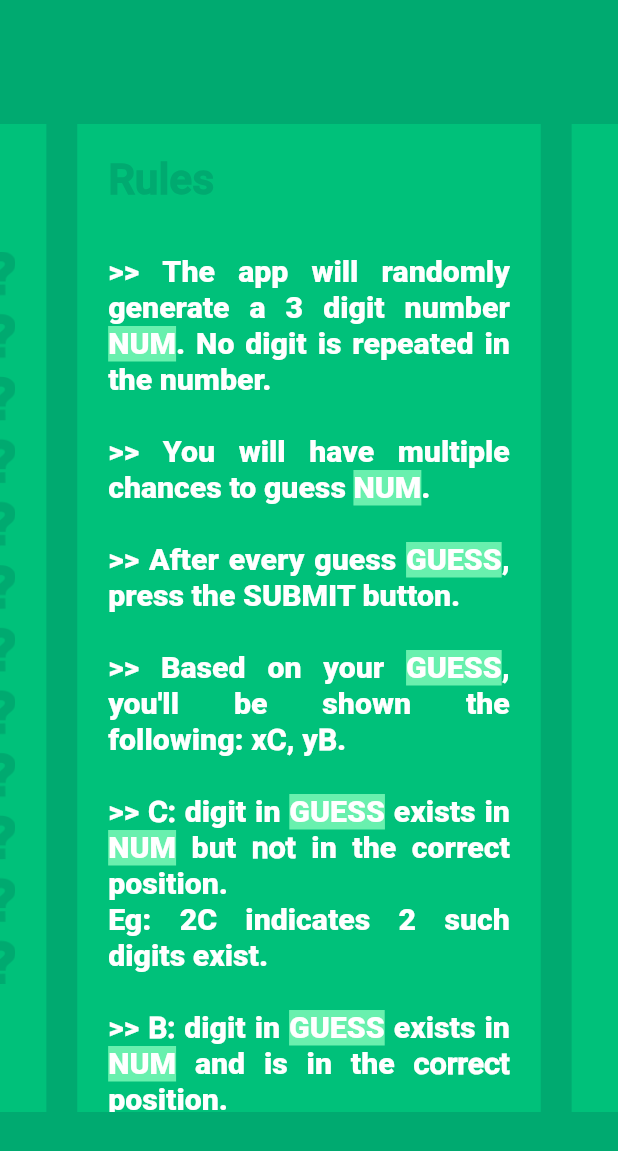
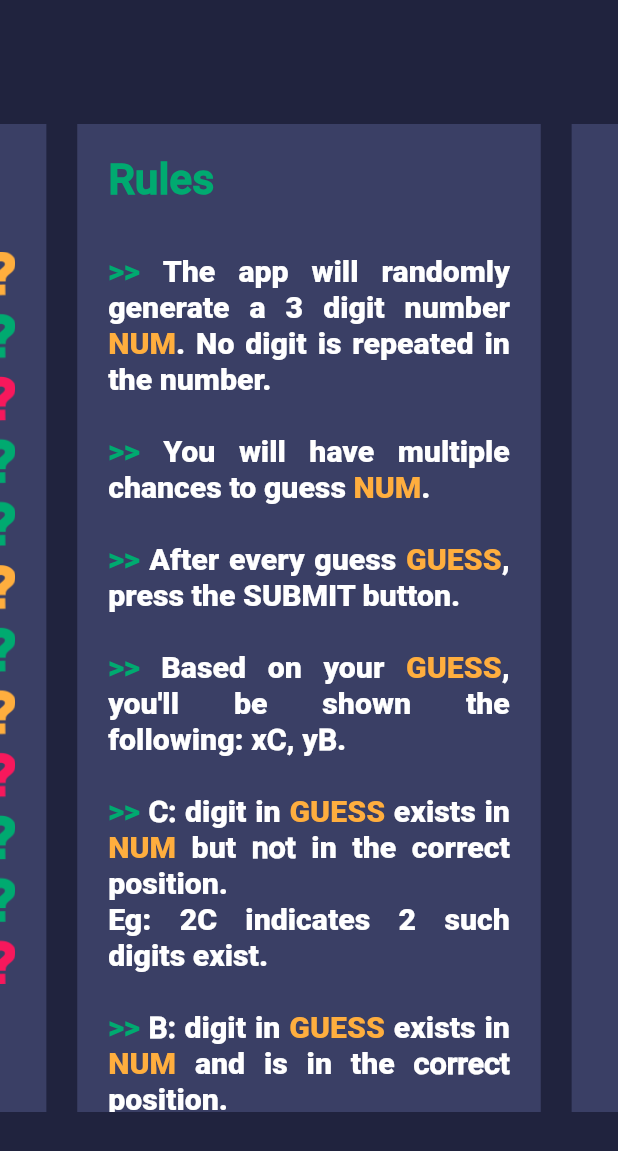
Before and after one commit to arko97x/new_cnb, a Flutter app: the screen it shows after launch, on a phone screen of 412 x 824 dp. Shown: the top 1151 px of the screen. Run offline on Flutter 3.47's test engine with Material 2 defaults, Android fonts, the phone set to English and light mode, and no system bars; drawn by our look-alikes of carousel_slider.

Commit message:
Changed app's color scheme.

```diff
--- a/lib/main.dart
+++ b/lib/main.dart
@@ -19,7 +19,7 @@ class MyHomePage extends StatelessWidget {
   @override
   Widget build(BuildContext context) {
     return Scaffold(
-      backgroundColor: Color(0xff00aa70),
+      backgroundColor: Color(0xff20233e),
       // To center the whole damn thing
       body: new Center(
         child: new Column(
@@ -35,7 +35,7 @@ class MyHomePage extends StatelessWidget {
                   height: MediaQuery.of(context).size.height * 0.8,
                   width: MediaQuery.of(context).size.width * 0.75,
                   decoration: new BoxDecoration(
-                    color: Color(0xff00c17a),
+                    color: Color(0xff3a3f65),
                     borderRadius: new BorderRadius.all(
                       Radius.circular(0.0),
                     ),
@@ -62,8 +62,17 @@ class MyHomePage extends StatelessWidget {
                               ),
                             ),
                             new TextSpan(
+                              text: '>>',
+                              style: new TextStyle(
+                                color: Color(0xff00aa70),
+                                fontWeight: FontWeight.w700,
+                                fontSize:
+                                    MediaQuery.of(context).size.width * 0.049,
+                              ),
+                            ),
+                            new TextSpan(
                               text:
-                                  '>> The app will randomly generate a 3 digit number ',
+                                  ' The app will randomly generate a 3 digit number ',
                               style: new TextStyle(
                                 fontWeight: FontWeight.w400,
                                 fontSize:
@@ -76,7 +85,7 @@ class MyHomePage extends StatelessWidget {
                                 fontWeight: FontWeight.w400,
                                 fontSize:
                                     MediaQuery.of(context).size.width * 0.049,
-                                background: Paint()..color = Colors.greenAccent,
+                                color: Color(0xffffae3e),
                               ),
                             ),
                             new TextSpan(
@@ -88,8 +97,16 @@ class MyHomePage extends StatelessWidget {
                               ),
                             ),
                             new TextSpan(
-                              text:
-                                  '>> You will have multiple chances to guess ',
+                              text: '>>',
+                              style: new TextStyle(
+                                color: Color(0xff00aa70),
+                                fontWeight: FontWeight.w700,
+                                fontSize:
+                                    MediaQuery.of(context).size.width * 0.049,
+                              ),
+                            ),
+                            new TextSpan(
+                              text: ' You will have multiple chances to guess ',
                               style: new TextStyle(
                                 fontWeight: FontWeight.w400,
                                 fontSize:
@@ -102,7 +119,7 @@ class MyHomePage extends StatelessWidget {
                                 fontWeight: FontWeight.w400,
                                 fontSize:
                                     MediaQuery.of(context).size.width * 0.049,
-                                background: Paint()..color = Colors.greenAccent,
+                                color: Color(0xffffae3e),
                               ),
                             ),
                             new TextSpan(
@@ -114,7 +131,16 @@ class MyHomePage extends StatelessWidget {
                               ),
                             ),
                             new TextSpan(
-                              text: '>> After every guess ',
+                              text: '>>',
+                              style: new TextStyle(
+                                color: Color(0xff00aa70),
+                                fontWeight: FontWeight.w700,
+                                fontSize:
+                                    MediaQuery.of(context).size.width * 0.049,
+                              ),
+                            ),
+                            new TextSpan(
+                              text: ' After every guess ',
                               style: new TextStyle(
                                 fontWeight: FontWeight.w400,
                                 fontSize:
@@ -127,7 +153,7 @@ class MyHomePage extends StatelessWidget {
                                 fontWeight: FontWeight.w400,
                                 fontSize:
                                     MediaQuery.of(context).size.width * 0.049,
-                                background: Paint()..color = Colors.greenAccent,
+                                color: Color(0xffffae3e),
                               ),
                             ),
                             new TextSpan(
@@ -139,7 +165,16 @@ class MyHomePage extends StatelessWidget {
                               ),
                             ),
                             new TextSpan(
-                              text: '>> Based on your ',
+                              text: '>>',
+                              style: new TextStyle(
+                                color: Color(0xff00aa70),
+                                fontWeight: FontWeight.w700,
+                                fontSize:
+                                    MediaQuery.of(context).size.width * 0.049,
+                              ),
+                            ),
+                            new TextSpan(
+                              text: ' Based on your ',
                               style: new TextStyle(
                                 fontWeight: FontWeight.w400,
                                 fontSize:
@@ -152,7 +187,7 @@ class MyHomePage extends StatelessWidget {
                                 fontWeight: FontWeight.w400,
                                 fontSize:
                                     MediaQuery.of(context).size.width * 0.049,
-                                background: Paint()..color = Colors.greenAccent,
+                                color: Color(0xffffae3e),
                               ),
                             ),
                             new TextSpan(
@@ -198,9 +233,10 @@ class MyHomePage extends StatelessWidget {
                             new TextSpan(
                               text: '>> ',
                               style: new TextStyle(
-                                fontWeight: FontWeight.w400,
+                                fontWeight: FontWeight.w700,
                                 fontSize:
                                     MediaQuery.of(context).size.width * 0.049,
+                                color: Color(0xff00aa70),
                               ),
                             ),
                             new TextSpan(
@@ -225,7 +261,7 @@ class MyHomePage extends StatelessWidget {
                                 fontWeight: FontWeight.w400,
                                 fontSize:
                                     MediaQuery.of(context).size.width * 0.049,
-                                background: Paint()..color = Colors.greenAccent,
+                                color: Color(0xffffae3e),
                               ),
                             ),
                             new TextSpan(
@@ -242,7 +278,7 @@ class MyHomePage extends StatelessWidget {
                                 fontWeight: FontWeight.w400,
                                 fontSize:
                                     MediaQuery.of(context).size.width * 0.049,
-                                background: Paint()..color = Colors.greenAccent,
+                                color: Color(0xffffae3e),
                               ),
                             ),
                             new TextSpan(
@@ -280,9 +316,10 @@ class MyHomePage extends StatelessWidget {
                             new TextSpan(
                               text: '>> ',
                               style: new TextStyle(
-                                fontWeight: FontWeight.w400,
+                                fontWeight: FontWeight.w700,
                                 fontSize:
                                     MediaQuery.of(context).size.width * 0.049,
+                                color: Color(0xff00aa70),
                               ),
                             ),
                             new TextSpan(
@@ -307,7 +344,7 @@ class MyHomePage extends StatelessWidget {
                                 fontWeight: FontWeight.w400,
                                 fontSize:
                                     MediaQuery.of(context).size.width * 0.049,
-                                background: Paint()..color = Colors.greenAccent,
+                                color: Color(0xffffae3e),
                               ),
                             ),
                             new TextSpan(
@@ -324,7 +361,7 @@ class MyHomePage extends StatelessWidget {
                                 fontWeight: FontWeight.w400,
                                 fontSize:
                                     MediaQuery.of(context).size.width * 0.049,
-                                background: Paint()..color = Colors.greenAccent,
+                                color: Color(0xffffae3e),
                               ),
                             ),
                             new TextSpan(
@@ -360,7 +397,16 @@ class MyHomePage extends StatelessWidget {
                               ),
                             ),
                             new TextSpan(
-                              text: '>> The GOAL is to achieve ',
+                              text: '>>',
+                              style: new TextStyle(
+                                color: Color(0xff00aa70),
+                                fontWeight: FontWeight.w700,
+                                fontSize:
+                                    MediaQuery.of(context).size.width * 0.049,
+                              ),
+                            ),
+                            new TextSpan(
+                              text: ' The GOAL is to achieve ',
                               style: new TextStyle(
                                 fontWeight: FontWeight.w400,
                                 fontSize:
@@ -384,7 +430,16 @@ class MyHomePage extends StatelessWidget {
                               ),
                             ),
                             new TextSpan(
-                              text: '>> As an example,\n',
+                              text: '>>',
+                              style: new TextStyle(
+                                color: Color(0xff00aa70),
+                                fontWeight: FontWeight.w700,
+                                fontSize:
+                                    MediaQuery.of(context).size.width * 0.049,
+                              ),
+                            ),
+                            new TextSpan(
+                              text: ' As an example,\n',
                               style: new TextStyle(
                                 fontWeight: FontWeight.w400,
                                 fontSize:
@@ -405,7 +460,7 @@ class MyHomePage extends StatelessWidget {
                                 fontWeight: FontWeight.w400,
                                 fontSize:
                                     MediaQuery.of(context).size.width * 0.049,
-                                background: Paint()..color = Colors.greenAccent,
+                                color: Color(0xffffae3e),
                               ),
                             ),
                             new TextSpan(
@@ -422,7 +477,7 @@ class MyHomePage extends StatelessWidget {
                                 fontWeight: FontWeight.w400,
                                 fontSize:
                                     MediaQuery.of(context).size.width * 0.049,
-                                background: Paint()..color = Colors.greenAccent,
+                                color: Color(0xffffae3e),
                               ),
                             ),
                             new TextSpan(
@@ -450,7 +505,16 @@ class MyHomePage extends StatelessWidget {
                               ),
                             ),
                             new TextSpan(
-                              text: '>> 1B because 6 exists in ',
+                              text: '>>',
+                              style: new TextStyle(
+                                color: Color(0xff00aa70),
+                                fontWeight: FontWeight.w700,
+                                fontSize:
+                                    MediaQuery.of(context).size.width * 0.049,
+                              ),
+                            ),
+                            new TextSpan(
+                              text: ' 1B because 6 exists in ',
                               style: new TextStyle(
                                 fontWeight: FontWeight.w400,
                                 fontSize:
@@ -463,7 +527,7 @@ class MyHomePage extends StatelessWidget {
                                 fontWeight: FontWeight.w400,
                                 fontSize:
                                     MediaQuery.of(context).size.width * 0.049,
-                                background: Paint()..color = Colors.greenAccent,
+                                color: Color(0xffffae3e),
                               ),
                             ),
                             new TextSpan(
@@ -481,7 +545,7 @@ class MyHomePage extends StatelessWidget {
                                 fontWeight: FontWeight.w400,
                                 fontSize:
                                     MediaQuery.of(context).size.width * 0.049,
-                                background: Paint()..color = Colors.greenAccent,
+                                color: Color(0xffffae3e),
                               ),
                             ),
                             new TextSpan(
@@ -503,7 +567,7 @@ class MyHomePage extends StatelessWidget {
                   height: MediaQuery.of(context).size.height * 0.8,
                   width: MediaQuery.of(context).size.width * 0.75,
                   decoration: new BoxDecoration(
-                    color: Color(0xff00c17a),
+                    color: Color(0xff3a3f65),
                     borderRadius: new BorderRadius.all(
                       Radius.circular(0.0),
                     ),
@@ -518,7 +582,7 @@ class MyHomePage extends StatelessWidget {
                   height: MediaQuery.of(context).size.height * 0.8,
                   width: MediaQuery.of(context).size.width * 0.75,
                   decoration: new BoxDecoration(
-                    color: Color(0xff00c17a),
+                    color: Color(0xff3a3f65),
                     borderRadius: new BorderRadius.all(
                       Radius.circular(0.0),
                     ),
@@ -530,7 +594,7 @@ class MyHomePage extends StatelessWidget {
                       width: MediaQuery.of(context).size.width,
                       height: MediaQuery.of(context).size.height,
                       fit: BoxFit.contain,
-                      image: new AssetImage('graphics/ti1.png'),
+                      image: new AssetImage('graphics/ti4.png'),
                     ),
                   ),
                 ),
```
Also changed, not shown: cnb_stuff.svg, graphics/ti4.png (added), 4 other files.
